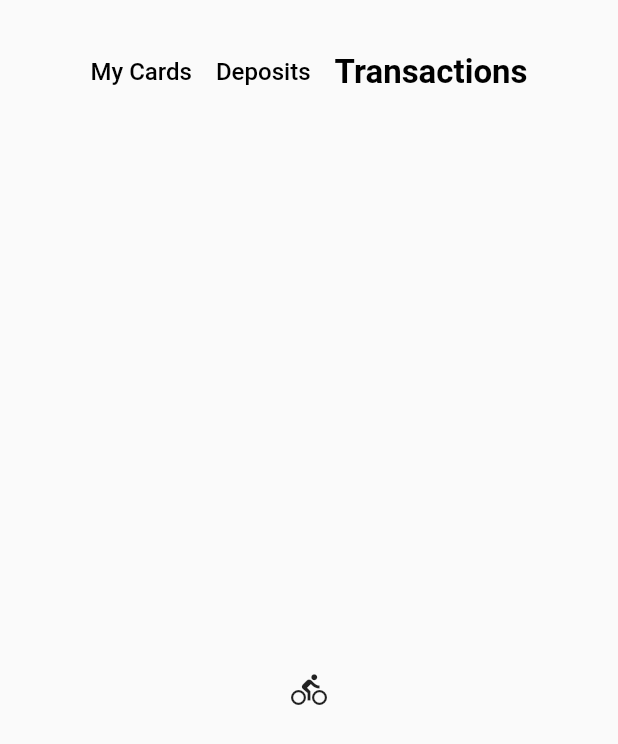
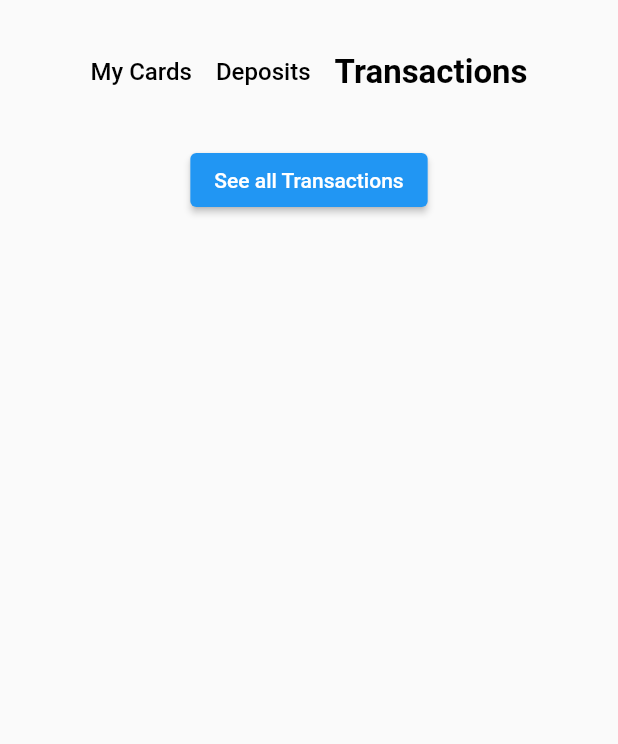
Before and after one commit to Akib7/finance-mobile-app, a Flutter app: the TopTabBar screen opened directly, item 3 of the bottom bar chosen, on a phone screen of 412 x 824 dp. Shown: the top 744 px of the screen. Run offline on Flutter 3.47's test engine with Material 2 defaults, Android fonts, the phone set to English and light mode, and no system bars; drawn by our look-alikes of buttons_tabbar; our stand-ins replace cloud_firestore, firebase_auth, firebase_core, get, image_picker, persistent_bottom_nav_bar; accounts and stored records are empty; network calls fail.

Commit message:
started working on the transaction page

```diff
--- a/lib/screens/transaction.dart
+++ b/lib/screens/transaction.dart
@@ -5,6 +5,19 @@ class Transaction extends StatelessWidget {
 
   @override
   Widget build(BuildContext context) {
-    return ListView();
+    return ListView(
+      children: [
+        Column(
+          children: [
+            Container(
+              child: ElevatedButton(
+                onPressed: () {},
+                child: const Text('See all Transactions'),
+              ),
+            ),
+          ],
+        )
+      ],
+    );
   }
 }
--- a/lib/widgets/top_tab_bar.dart
+++ b/lib/widgets/top_tab_bar.dart
@@ -1,6 +1,7 @@
 import 'package:buttons_tabbar/buttons_tabbar.dart';
 import 'package:flutter/material.dart';
 
+import '../screens/transaction.dart';
 import 'credit_card_page.dart';
 
 class TopTabBar extends StatefulWidget {
@@ -55,7 +56,7 @@ class _TopTabBarState extends State<TopTabBar> {
                       child: Icon(Icons.directions_transit),
                     ),
                     Center(
-                      child: Icon(Icons.directions_bike),
+                      child: Transaction(),
                     ),
                   ],
                 ),
```
